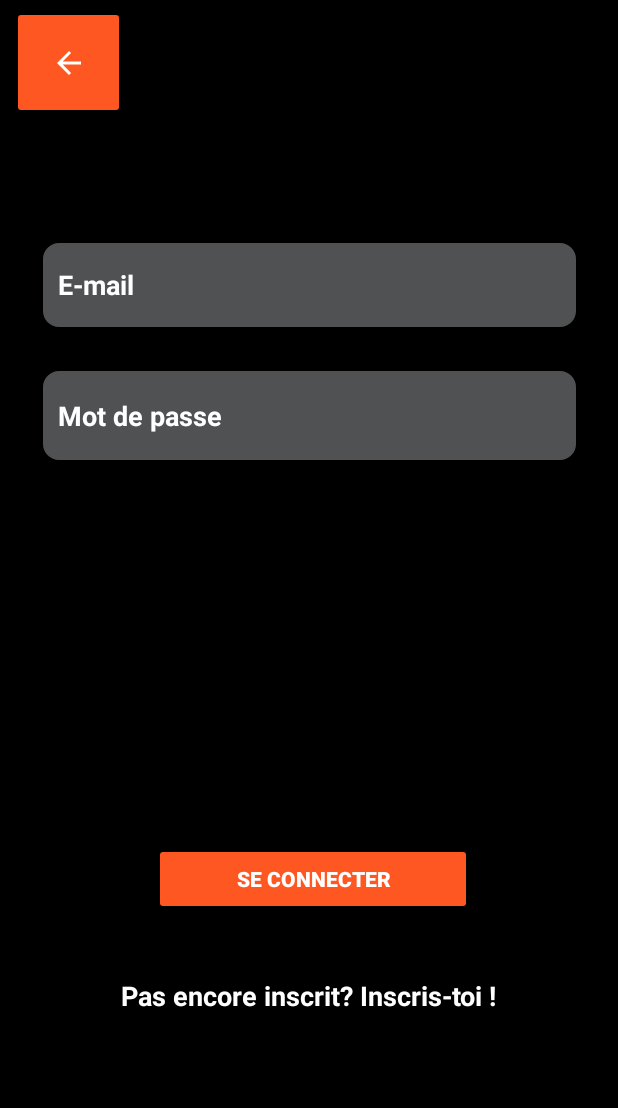
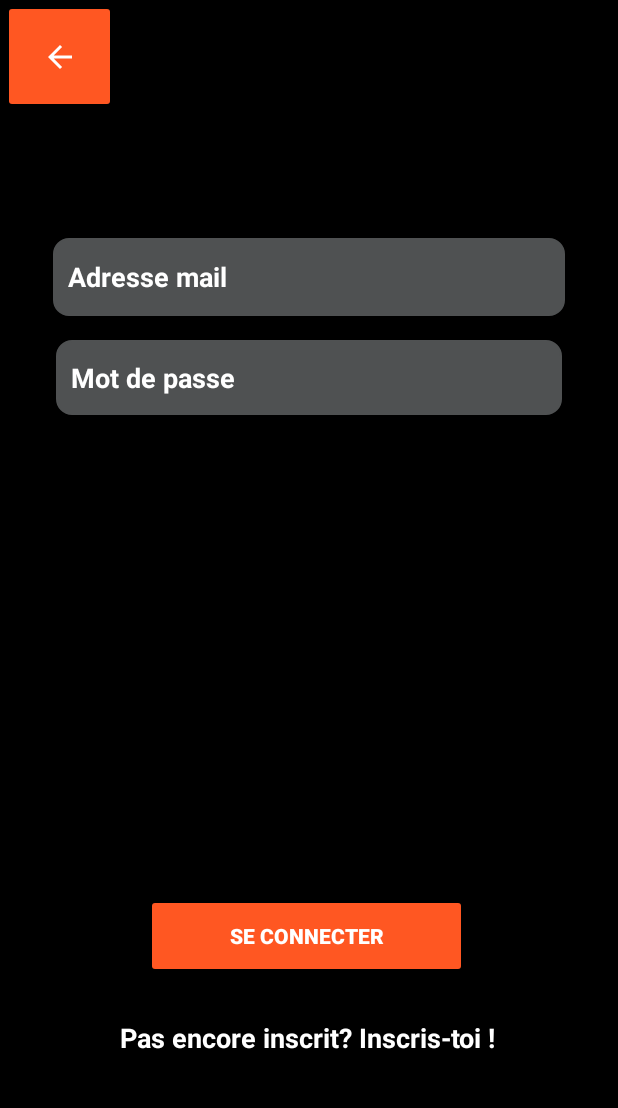
Before and after one commit to th1997/Delt-app, an Android app: the LoginApp screen opened directly, with no data from a screen before it, on a phone screen of 412 x 824 dp, the part 84-1192 px from its top. Run offline under Robolectric (Android 15) with nearby library versions, the phone set to English and light mode, and no system bars; our stand-ins replace Firebase (no records; nobody signed in at launch, a user with empty details on screens opened directly).

Commit message:
LoginApp.java modification Ajout de la connexion (manque redirection vers page principale/ et redirection register -> login)

```diff
--- a/app/src/main/java/fr/projetl3/deltapp/LoginApp.java
+++ b/app/src/main/java/fr/projetl3/deltapp/LoginApp.java
@@ -1,31 +1,46 @@
 package fr.projetl3.deltapp;
 
+import androidx.annotation.NonNull;
 import androidx.appcompat.app.AppCompatActivity;
 
 import android.annotation.SuppressLint;
 import android.content.Intent;
 import android.os.Bundle;
+import android.util.Patterns;
 import android.view.View;
+import android.widget.Button;
+import android.widget.EditText;
 import android.widget.ImageButton;
+import android.widget.ProgressBar;
 import android.widget.TextView;
+import android.widget.Toast;
 
 import com.example.projetl3.R;
+import com.google.android.gms.tasks.OnCompleteListener;
+import com.google.android.gms.tasks.Task;
+import com.google.firebase.auth.AuthResult;
+import com.google.firebase.auth.FirebaseAuth;
+
+import org.jetbrains.annotations.NotNull;
 
 public class LoginApp extends AppCompatActivity {
 
     private ImageButton retour;
+    private EditText email, pwd;
+    private Button bLogin;
     private TextView userRegisterPage;
+    private ProgressBar progressBar;
+    private FirebaseAuth mAuth;
 
     @SuppressLint("ResourceAsColor")
     @Override
     protected void onCreate(Bundle savedInstanceState) {
         super.onCreate(savedInstanceState);
         setContentView(R.layout.activity_login_app);
-
-        this.retour = (ImageButton) findViewById(R.id.btn_go_to_main);
-        userRegisterPage = (TextView) findViewById(R.id.tvRegister);
         View view = this.getWindow().getDecorView();
         view.setBackgroundColor(getResources().getColor(android.R.color.background_dark));
+        setupUIView();
+        mAuth = FirebaseAuth.getInstance();
         retour.setOnClickListener(new View.OnClickListener() {
             @Override
             public void onClick(View v) {
@@ -42,5 +57,48 @@ public class LoginApp extends AppCompatActivity {
             }
         });
 
+        bLogin.setOnClickListener(new View.OnClickListener() {
+            @Override
+            public void onClick(View v) {
+                login();
+            }
+        });
+
+    }
+
+    private void login() {
+        String emailText = email.getText().toString().trim();
+        String pwdText = pwd.getText().toString().trim();
+        if(emailText.isEmpty()){
+            email.setError("Veuillez remplir ce champ");
+            email.requestFocus();
+        } else if(!Patterns.EMAIL_ADDRESS.matcher(emailText).matches()){
+            email.setError("Email invalide");
+            email.requestFocus();
+        } else if(pwdText.isEmpty()){
+            pwd.setError("Veuillez remplir ce champ");
+            pwd.requestFocus();
+        } else if(pwdText.length() < 8){
+            pwd.setError("Le mot de passe doit contenir au moins 8 caractères");
+        } else {
+            mAuth.signInWithEmailAndPassword(emailText, pwdText).addOnCompleteListener(new OnCompleteListener<AuthResult>() {
+                @Override
+                public void onComplete(@NonNull @NotNull Task<AuthResult> task) {
+                    if(task.isSuccessful()){
+                        Toast.makeText(LoginApp.this, "Connexion à votre compte réussi!", Toast.LENGTH_LONG).show();
+                    } else {
+                        Toast.makeText(LoginApp.this, "Erreur lors de la connexion : " + task.getException(), Toast.LENGTH_LONG).show();
+                    }
+                }
+            });
+        }
+    }
+
+    private void setupUIView() {
+        this.retour = (ImageButton) findViewById(R.id.btn_go_to_main);
+        this.userRegisterPage = (TextView) findViewById(R.id.tvRegister);
+        this.email = (EditText) findViewById(R.id.emailLogin);
+        this.pwd = (EditText) findViewById(R.id.pwdLogin);
+        this.bLogin = (Button) findViewById(R.id.btnLogin);
     }
 }
--- a/app/src/main/res/layout/activity_login_app.xml
+++ b/app/src/main/res/layout/activity_login_app.xml
@@ -7,32 +7,45 @@
     android:layout_height="match_parent"
     tools:context="fr.projetl3.deltapp.LoginApp">
 
+    <ImageButton
+        android:id="@+id/btn_go_to_main"
+        android:layout_width="75dp"
+        android:layout_height="75dp"
+        android:backgroundTint="#FF5722"
+        android:contentDescription="Retour sur la page d'accueil !"
+        app:layout_constraintBottom_toBottomOf="parent"
+        app:layout_constraintEnd_toEndOf="parent"
+        app:layout_constraintHorizontal_bias="0.005"
+        app:layout_constraintStart_toStartOf="parent"
+        app:layout_constraintTop_toTopOf="parent"
+        app:layout_constraintVertical_bias="0.0"
+        app:srcCompat="@drawable/abc_vector_test"
+        tools:ignore="HardcodedText" />
+
     <EditText
-        android:id="@+id/UsernameText"
-        android:layout_width="355dp"
-        android:layout_height="56dp"
-        android:autofillHints=""
+        android:id="@+id/emailLogin"
+        android:layout_width="341dp"
+        android:layout_height="52dp"
         android:background="@drawable/text_border"
         android:backgroundTint="#282a2b"
         android:backgroundTintMode="screen"
         android:ems="10"
-        android:hint="E-mail"
+        android:hint="Adresse mail"
         android:inputType="textEmailAddress"
         android:textColor="#FFFFFF"
         android:textColorHint="#FFFFFF"
         android:textStyle="bold"
-        app:layout_constraintBottom_toTopOf="@+id/btnLogin"
+        app:layout_constraintBottom_toBottomOf="parent"
         app:layout_constraintEnd_toEndOf="parent"
         app:layout_constraintStart_toStartOf="parent"
         app:layout_constraintTop_toBottomOf="@+id/btn_go_to_main"
-        app:layout_constraintVertical_bias="0.193"
-        tools:ignore="HardcodedText" />
+        app:layout_constraintVertical_bias="0.13" />
 
     <EditText
-        android:id="@+id/PasswordText"
-        android:layout_width="355dp"
-        android:layout_height="59dp"
-        android:autofillHints=""
+        android:id="@+id/pwdLogin"
+        android:layout_width="337dp"
+        android:layout_height="50dp"
+        android:layout_marginTop="16dp"
         android:background="@drawable/text_border"
         android:backgroundTint="#282a2b"
         android:backgroundTintMode="screen"
@@ -42,59 +55,41 @@
         android:textColor="#FFFFFF"
         android:textColorHint="#FFFFFF"
         android:textStyle="bold"
-        app:layout_constraintBottom_toTopOf="@+id/btnLogin"
         app:layout_constraintEnd_toEndOf="parent"
         app:layout_constraintStart_toStartOf="parent"
-        app:layout_constraintTop_toBottomOf="@+id/UsernameText"
-        app:layout_constraintVertical_bias="0.103"
-        tools:ignore="HardcodedText" />
+        app:layout_constraintTop_toBottomOf="@+id/emailLogin" />
+
+
+    <TextView
+        android:id="@+id/tvRegister"
+        android:layout_width="wrap_content"
+        android:layout_height="wrap_content"
+        android:text="Pas encore inscrit? Inscris-toi !"
+        android:textColor="#FFFFFF"
+        android:textColorHint="#FFFFFF"
+        android:textSize="18sp"
+        android:textStyle="bold"
+        app:layout_constraintBottom_toBottomOf="parent"
+        app:layout_constraintEnd_toEndOf="parent"
+        app:layout_constraintHorizontal_bias="0.496"
+        app:layout_constraintStart_toStartOf="parent"
+        app:layout_constraintTop_toBottomOf="@+id/btnLogin"
+        app:layout_constraintVertical_bias="0.302" />
 
     <Button
         android:id="@+id/btnLogin"
-        android:layout_width="212dp"
-        android:layout_height="48dp"
-        android:layout_marginTop="196dp"
+        android:layout_width="214dp"
+        android:layout_height="56dp"
         android:backgroundTint="#FF5722"
         android:text="Se connecter"
         android:textColor="#FFFFFF"
         android:textStyle="bold"
         app:layout_constraintBottom_toBottomOf="parent"
         app:layout_constraintEnd_toEndOf="parent"
-        app:layout_constraintHorizontal_bias="0.512"
+        app:layout_constraintHorizontal_bias="0.492"
         app:layout_constraintStart_toStartOf="parent"
         app:layout_constraintTop_toTopOf="parent"
-        app:layout_constraintVertical_bias="0.698"
-        tools:ignore="HardcodedText" />
-
-    <ImageButton
-        android:id="@+id/btn_go_to_main"
-        android:layout_width="75dp"
-        android:layout_height="75dp"
-        android:layout_marginTop="4dp"
-        android:backgroundTint="#FF5722"
-        app:layout_constraintEnd_toEndOf="parent"
-        app:layout_constraintHorizontal_bias="0.023"
-        app:layout_constraintStart_toStartOf="parent"
-        app:layout_constraintTop_toTopOf="parent"
-        app:srcCompat="@drawable/abc_vector_test"
-        android:contentDescription="@string/retour" />
-
-    <TextView
-        android:id="@+id/tvRegister"
-        android:layout_width="322dp"
-        android:layout_height="75dp"
-        android:layout_marginBottom="40dp"
-        android:text="Pas encore inscrit? Inscris-toi !"
-        android:textAlignment="center"
-        android:textColor="#FFFFFF"
-        android:textSize="18sp"
-        android:textStyle="bold"
-        app:layout_constraintBottom_toBottomOf="parent"
-        app:layout_constraintEnd_toEndOf="parent"
-        app:layout_constraintHorizontal_bias="0.494"
-        app:layout_constraintStart_toStartOf="parent"
-        app:layout_constraintTop_toBottomOf="@+id/btnLogin"
-        app:layout_constraintVertical_bias="0.97"
-        tools:ignore="HardcodedText" />
+        app:layout_constraintVertical_bias="0.837"
+        />
 
 </androidx.constraintlayout.widget.ConstraintLayout>
```
Also changed, not shown: app/src/main/java/fr/projetl3/deltapp/RegisterApp.java (+21 -15 lines), app/src/main/res/layout/activity_register_app.xml (+14 -23 lines).
